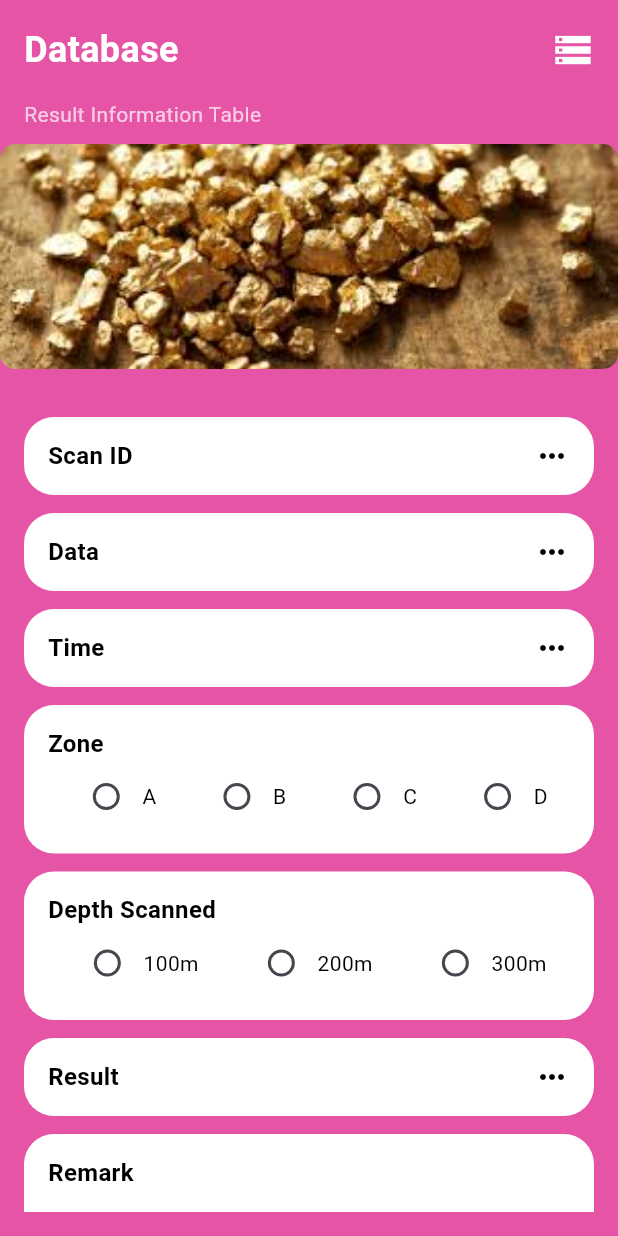
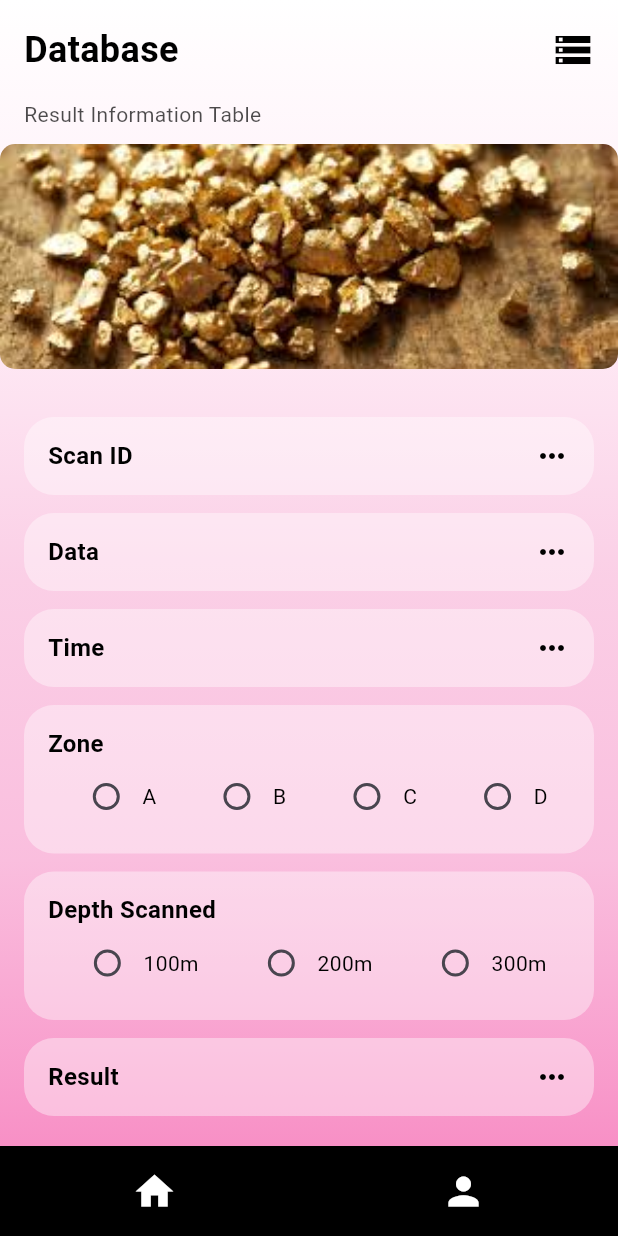
Before and after one commit to Achira020811/Lumistone, a Flutter app: the ResultInfoScreen screen opened directly, on a phone screen of 412 x 824 dp. Run offline on Flutter 3.47's test engine with Material 3 defaults, Android fonts, the phone set to English and light mode, and no system bars; our stand-ins replace animate_do, animated_splash_screen.

Commit message:
Added some changes in gold_database.dart file

```diff
--- a/lib/gold_database.dart
+++ b/lib/gold_database.dart
@@ -1,11 +1,5 @@
 import 'package:flutter/material.dart';
-
-class ResultInfoScreen extends StatefulWidget {
-  const ResultInfoScreen({super.key});
-
-  @override
-  _ResultInfoScreenState createState() => _ResultInfoScreenState();
-}
+import 'package:lumistone/MainMenu.dart';
 
 void main() {
   runApp(MyApp());
@@ -23,6 +17,14 @@ class MyApp extends StatelessWidget {
   }
 }
 
+// Result Information Screen
+class ResultInfoScreen extends StatefulWidget {
+  const ResultInfoScreen({super.key});
+
+  @override
+  _ResultInfoScreenState createState() => _ResultInfoScreenState();
+}
+
 class _ResultInfoScreenState extends State<ResultInfoScreen> {
   String? _selectedZone;
   String? _selectedDepth;
@@ -31,8 +33,21 @@ class _ResultInfoScreenState extends State<ResultInfoScreen> {
   @override
   Widget build(BuildContext context) {
     return Scaffold(
-      backgroundColor: Color.fromARGB(255, 230, 84, 166),
-      body: SafeArea(
+      body: Container(
+        decoration: BoxDecoration(
+          gradient: LinearGradient(
+            begin: Alignment.topCenter,
+            end: Alignment.bottomCenter,
+            colors: [
+              Colors.white,
+              const Color.fromARGB(210, 255, 237, 246),
+              const Color.fromARGB(210, 250, 199, 225),
+              const Color.fromARGB(210, 249, 178, 215),
+              const Color.fromARGB(229, 247, 132, 191),
+            ],
+          ),
+        ),
+        child: SafeArea(
           child: Column(
             crossAxisAlignment: CrossAxisAlignment.start,
             children: [
@@ -46,12 +61,12 @@ class _ResultInfoScreenState extends State<ResultInfoScreen> {
                       style: TextStyle(
                         fontSize: 24,
                         fontWeight: FontWeight.bold,
-                      color: Colors.white,
+                        color: const Color.fromARGB(255, 0, 0, 0),
                       ),
                     ),
                     Icon(
                       Icons.storage,
-                    color: Colors.white,
+                      color: const Color.fromARGB(255, 0, 0, 0),
                       size: 28,
                     ),
                   ],
@@ -63,7 +78,7 @@ class _ResultInfoScreenState extends State<ResultInfoScreen> {
                   'Result Information Table',
                   style: TextStyle(
                     fontSize: 14,
-                  color: Colors.white70,
+                    color: const Color.fromARGB(179, 0, 0, 0),
                   ),
                 ),
               ),
@@ -87,22 +102,58 @@ class _ResultInfoScreenState extends State<ResultInfoScreen> {
                       _buildInfoField('Data'),
                       _buildInfoField('Time'),
                       _buildRadioField(
-                        'Zone', ['A', 'B', 'C', 'D'], _selectedZone, (value) {
+                        'Zone',
+                        ['A', 'B', 'C', 'D'],
+                        _selectedZone,
+                        (value) {
                           setState(() {
                             _selectedZone = value;
                           });
-                    }),
-                    _buildRadioField('Depth Scanned', ['100m', '200m', '300m'],
-                        _selectedDepth, (value) {
+                        },
+                      ),
+                      _buildRadioField(
+                        'Depth Scanned',
+                        ['100m', '200m', '300m'],
+                        _selectedDepth,
+                        (value) {
                           setState(() {
                             _selectedDepth = value;
                           });
-                    }),
+                        },
+                      ),
                       _buildInfoField('Result'),
                       _buildRemarkField(),
                     ],
                   ),
                 ),
+              ),
+            ],
+          ),
+        ),
+      ),
+      bottomNavigationBar: Container(
+        height: 60,
+        color: const Color.fromARGB(255, 0, 0, 0),
+        child: Row(
+          mainAxisAlignment: MainAxisAlignment.spaceAround,
+          children: [
+            IconButton(
+              icon: const Icon(Icons.home, size: 30, color: Colors.white),
+              onPressed: () {
+                Navigator.push(
+                  context,
+                  MaterialPageRoute(builder: (context) => HomePage()),
+                );
+              },
+            ),
+            IconButton(
+              icon: const Icon(Icons.person, size: 30, color: Colors.white),
+              onPressed: () {
+                Navigator.push(
+                  context,
+                  MaterialPageRoute(builder: (context) => HomePage()),
+                );
+              },
             ),
           ],
         ),
@@ -115,7 +166,7 @@ class _ResultInfoScreenState extends State<ResultInfoScreen> {
       padding: const EdgeInsets.symmetric(vertical: 6.0),
       child: Container(
         decoration: BoxDecoration(
-          color: Colors.white,
+          color: Colors.white.withOpacity(0.4), // Transparent background
           borderRadius: BorderRadius.circular(20),
         ),
         padding: EdgeInsets.symmetric(horizontal: 16, vertical: 14),
@@ -143,7 +194,7 @@ class _ResultInfoScreenState extends State<ResultInfoScreen> {
       padding: const EdgeInsets.symmetric(vertical: 6.0),
       child: Container(
         decoration: BoxDecoration(
-          color: Colors.white,
+          color: Colors.white.withOpacity(0.4), // Transparent background
           borderRadius: BorderRadius.circular(20),
         ),
         padding: EdgeInsets.symmetric(horizontal: 16, vertical: 14),
@@ -167,7 +218,7 @@ class _ResultInfoScreenState extends State<ResultInfoScreen> {
                       value: option,
                       groupValue: selectedValue,
                       onChanged: onChanged,
-                      activeColor: Colors.purple,
+                      activeColor: const Color.fromARGB(255, 233, 43, 176),
                     ),
                     Text(option, style: TextStyle(color: Colors.black)),
                   ],
@@ -185,7 +236,7 @@ class _ResultInfoScreenState extends State<ResultInfoScreen> {
       padding: const EdgeInsets.symmetric(vertical: 6.0),
       child: Container(
         decoration: BoxDecoration(
-          color: Colors.white,
+          color: Colors.white.withOpacity(0.4), // Transparent background
           borderRadius: BorderRadius.circular(20),
         ),
         padding: EdgeInsets.symmetric(horizontal: 16, vertical: 14),
```
Also changed, not shown: lib/location page.dart (+23 -0 lines). Lines whose indentation alone changed are shown as unchanged.
